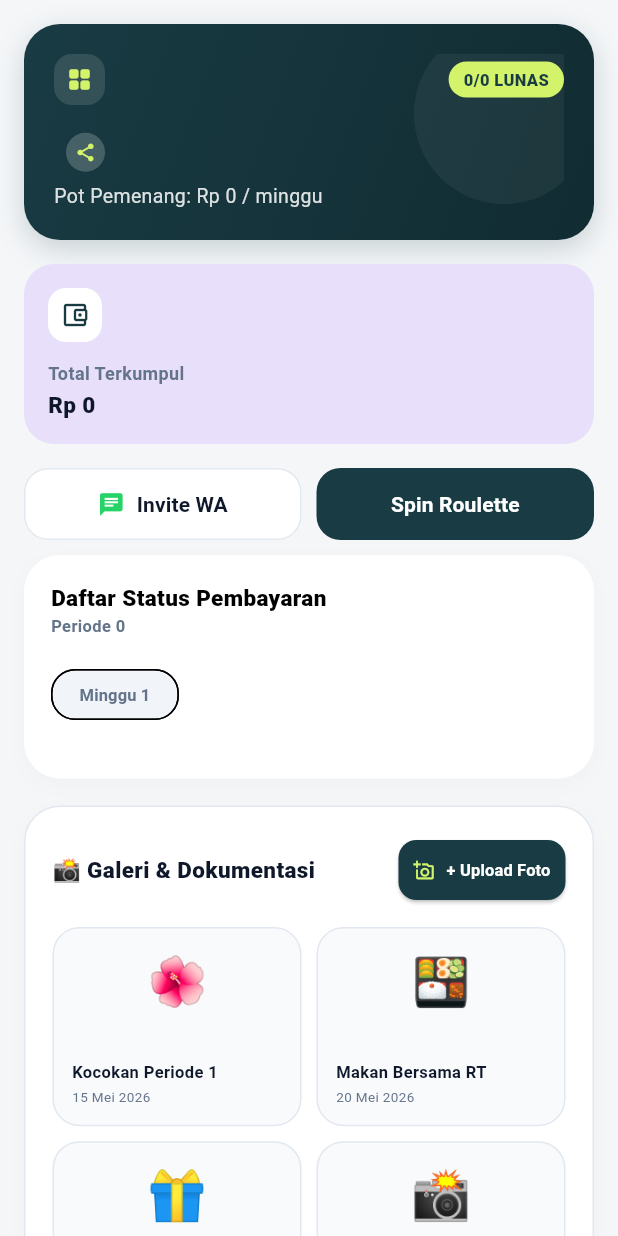
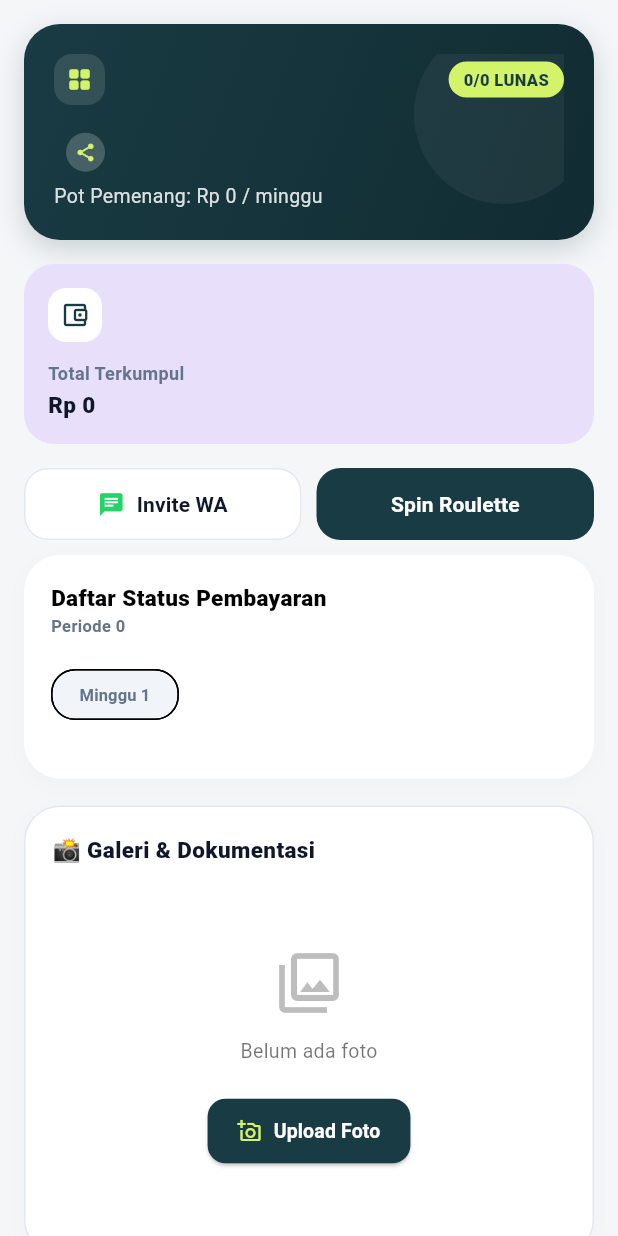
Before and after one commit to badrusalsyihab/web-arisan-antigravity.vercel.app, a Flutter app: the DashboardScreen widget shown alone on an empty page, opened directly with empty values, on a phone screen of 412 x 824 dp. Run offline on Flutter 3.47's test engine with Material 3 defaults, Android fonts, the phone set to English and light mode, and no system bars; our stand-ins replace cloud_firestore, firebase_auth, firebase_core, image_picker, package_info_plus, share_plus and 1 more; accounts and stored records are empty.

Commit message:
feat: complete gallery redesign with empty state and pagination detail screen

```diff
--- a/lib/features/dashboard/screens/dashboard_screen.dart
+++ b/lib/features/dashboard/screens/dashboard_screen.dart
@@ -11,7 +11,7 @@ import '../../../core/models/group_model.dart';
 import '../../../core/models/member_model.dart';
 import '../../../core/utils/currency_formatter.dart';
 import '../../group/widgets/winner_order_modal.dart';
-
+import 'package:app_arisan_antigravity/features/group/screens/gallery_detail_screen.dart';
 import '../../../core/models/user_model.dart';
 import '../../../core/services/firebase_service.dart';
 import '../widgets/kas_expenses_modal.dart';
@@ -1211,27 +1211,7 @@ class _DashboardScreenState extends State<DashboardScreen> {
             child: Column(
               crossAxisAlignment: CrossAxisAlignment.start,
               children: [
-                Row(
-                  mainAxisAlignment: MainAxisAlignment.spaceBetween,
-                  children: [
-                    const Text('📸 Galeri & Dokumentasi', style: TextStyle(fontSize: 15, fontWeight: FontWeight.w800, color: AppTheme.textMain)),
-                    ElevatedButton.icon(
-                      style: ElevatedButton.styleFrom(
-                        backgroundColor: AppTheme.primary,
-                        foregroundColor: Colors.white,
-                        padding: const EdgeInsets.symmetric(horizontal: 10, vertical: 6),
-                        shape: RoundedRectangleBorder(borderRadius: BorderRadius.circular(12)),
-                        elevation: 1,
-                      ),
-                      onPressed: _pickImage,
-                      icon: const Icon(Icons.add_a_photo_outlined, size: 14, color: AppTheme.limeAccent),
-                      label: const Text('+ Upload Foto', style: TextStyle(fontSize: 11, fontWeight: FontWeight.bold)),
-                    ),
-                  ],
-                ),
-                const SizedBox(height: 14),
-
-                // 2x2 Photo Grid
+                // 2x2 Photo Grid with Title
                 StreamBuilder<List<Map<String, dynamic>>>(
                   stream: FirebaseService().streamGallery(widget.group.id),
                   builder: (context, snapshot) {
@@ -1242,20 +1222,62 @@ class _DashboardScreenState extends State<DashboardScreen> {
                       return Center(child: Text('Terjadi kesalahan: ${snapshot.error}', style: const TextStyle(color: Colors.red)));
                     }
 
-                    // Gabungkan foto dari Firebase dengan dummy (sebagai fallback agar terlihat cantik walau kosong)
-                    final firebaseItems = snapshot.data ?? [];
-                    final dummyItems = [
-                      {'emoji': '🌺', 'title': 'Kocokan Periode 1', 'date': '15 Mei 2026'},
-                      {'emoji': '🍱', 'title': 'Makan Bersama RT', 'date': '20 Mei 2026'},
-                      {'emoji': '🎁', 'title': 'Penyerahan Pot Arisan', 'date': '15 Juni 2026'},
-                      {'emoji': '📸', 'title': 'Foto Bersama Anggota', 'date': '10 Juli 2026'},
-                    ];
+                    final items = snapshot.data ?? [];
 
-                    final displayItems = [...firebaseItems, ...dummyItems];
-                    // Batasi maksimal 4 item di dashboard agar rapi
-                    final items = displayItems.take(4).toList();
-
-                    return GridView.builder(
+                    return Column(
+                      crossAxisAlignment: CrossAxisAlignment.start,
+                      children: [
+                        Row(
+                          mainAxisAlignment: MainAxisAlignment.spaceBetween,
+                          children: [
+                            const Text('📸 Galeri & Dokumentasi', style: TextStyle(fontSize: 15, fontWeight: FontWeight.w800, color: AppTheme.textMain)),
+                            if (items.isNotEmpty)
+                              TextButton(
+                                onPressed: () {
+                                  Navigator.push(context, MaterialPageRoute(
+                                    builder: (context) => GalleryDetailScreen(
+                                      group: widget.group,
+                                      currentUser: widget.currentUser,
+                                    ),
+                                  ));
+                                },
+                                style: TextButton.styleFrom(
+                                  padding: const EdgeInsets.symmetric(horizontal: 8, vertical: 4),
+                                  minimumSize: Size.zero,
+                                  tapTargetSize: MaterialTapTargetSize.shrinkWrap,
+                                ),
+                                child: const Text('Detail Galeri', style: TextStyle(fontSize: 12, fontWeight: FontWeight.bold, color: AppTheme.primary)),
+                              ),
+                          ],
+                        ),
+                        const SizedBox(height: 14),
+                        if (items.isEmpty)
+                          Container(
+                            padding: const EdgeInsets.symmetric(vertical: 40),
+                            alignment: Alignment.center,
+                            child: Column(
+                              children: [
+                                const Icon(Icons.photo_library_outlined, size: 48, color: Colors.black26),
+                                const SizedBox(height: 12),
+                                const Text('Belum ada foto', style: TextStyle(color: Colors.black54, fontSize: 13)),
+                                const SizedBox(height: 20),
+                                ElevatedButton.icon(
+                                  style: ElevatedButton.styleFrom(
+                                    backgroundColor: AppTheme.primary,
+                                    foregroundColor: Colors.white,
+                                    padding: const EdgeInsets.symmetric(horizontal: 20, vertical: 12),
+                                    shape: RoundedRectangleBorder(borderRadius: BorderRadius.circular(12)),
+                                    elevation: 1,
+                                  ),
+                                  onPressed: _pickImage,
+                                  icon: const Icon(Icons.add_a_photo_outlined, size: 16, color: AppTheme.limeAccent),
+                                  label: const Text('Upload Foto', style: TextStyle(fontSize: 13, fontWeight: FontWeight.bold)),
+                                ),
+                              ],
+                            ),
+                          )
+                        else
+                          GridView.builder(
                             shrinkWrap: true,
                             physics: const NeverScrollableScrollPhysics(),
                             gridDelegate: const SliverGridDelegateWithFixedCrossAxisCount(
@@ -1274,16 +1296,16 @@ class _DashboardScreenState extends State<DashboardScreen> {
                                     color: const Color(0xFFF8FAFC),
                                     borderRadius: BorderRadius.circular(18),
                                     border: Border.all(color: AppTheme.cardBorder),
-                              image: item.containsKey('url')
+                                    image: item.containsKey('url') && item['url'].toString().isNotEmpty
                                         ? DecorationImage(
-                                      image: NetworkImage(item['url']!),
+                                            image: NetworkImage(item['url']),
                                             fit: BoxFit.cover,
                                           )
                                         : null,
                                   ),
                                   child: Stack(
                                     children: [
-                                if (item.containsKey('url'))
+                                      if (item.containsKey('url') && item['url'].toString().isNotEmpty)
                                         Positioned.fill(
                                           child: Container(
                                             decoration: BoxDecoration(
@@ -1302,26 +1324,26 @@ class _DashboardScreenState extends State<DashboardScreen> {
                                           mainAxisAlignment: MainAxisAlignment.end,
                                           crossAxisAlignment: CrossAxisAlignment.start,
                                           children: [
-                                      if (!item.containsKey('url')) ...[
-                                        Center(child: Text(item['emoji']!, style: const TextStyle(fontSize: 32))),
+                                            if (!item.containsKey('url') || item['url'].toString().isEmpty) ...[
+                                              Center(child: Text(item['emoji'] ?? '📸', style: const TextStyle(fontSize: 32))),
                                               const Spacer(),
                                             ],
                                             Text(
-                                        item['title']!,
+                                              item['title'] ?? '',
                                               style: TextStyle(
                                                 fontSize: 11,
                                                 fontWeight: FontWeight.bold,
-                                          color: item.containsKey('url') ? Colors.white : AppTheme.textMain,
+                                                color: item.containsKey('url') && item['url'].toString().isNotEmpty ? Colors.white : AppTheme.textMain,
                                               ),
                                               maxLines: 1,
                                               overflow: TextOverflow.ellipsis,
                                             ),
                                             const SizedBox(height: 2),
                                             Text(
-                                        item['date']!,
+                                              item['date'] ?? '',
                                               style: TextStyle(
                                                 fontSize: 9,
-                                          color: item.containsKey('url') ? Colors.white70 : AppTheme.textMuted,
+                                                color: item.containsKey('url') && item['url'].toString().isNotEmpty ? Colors.white70 : AppTheme.textMuted,
                                               ),
                                             ),
                                           ],
@@ -1332,6 +1354,8 @@ class _DashboardScreenState extends State<DashboardScreen> {
                                 ),
                               );
                             },
+                          ),
+                      ],
                     );
                   },
                 ),
```
Also changed, not shown: lib/core/services/firebase_service.dart (+29 -1 lines), lib/features/group/screens/gallery_detail_screen.dart (added, +335 -0 lines). Lines whose indentation alone changed are shown as unchanged.
